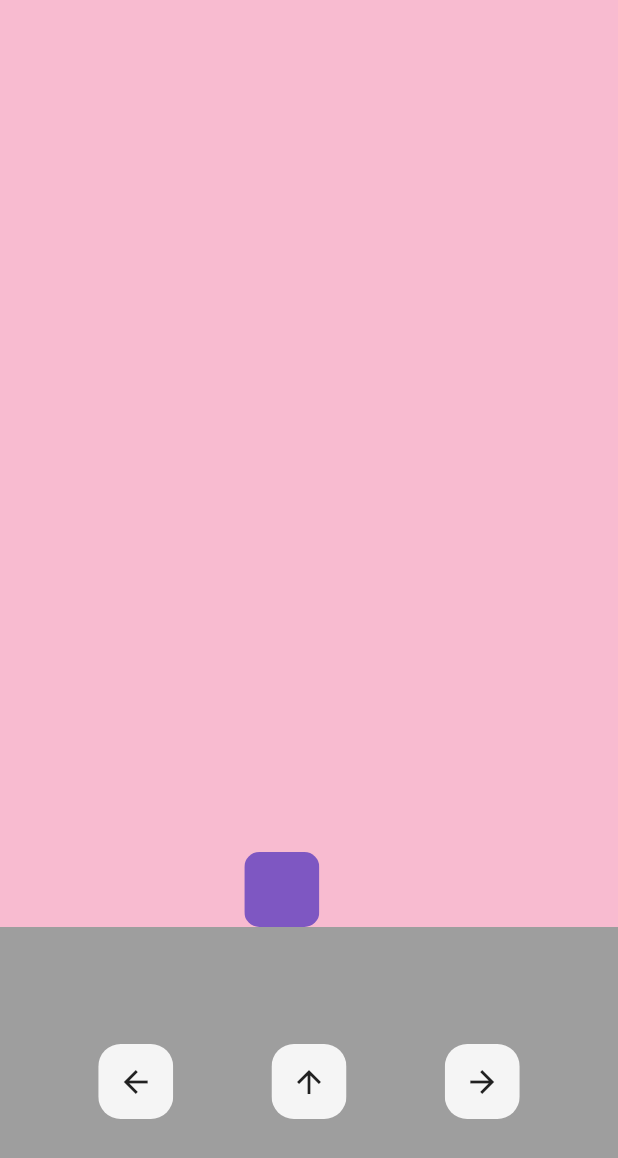
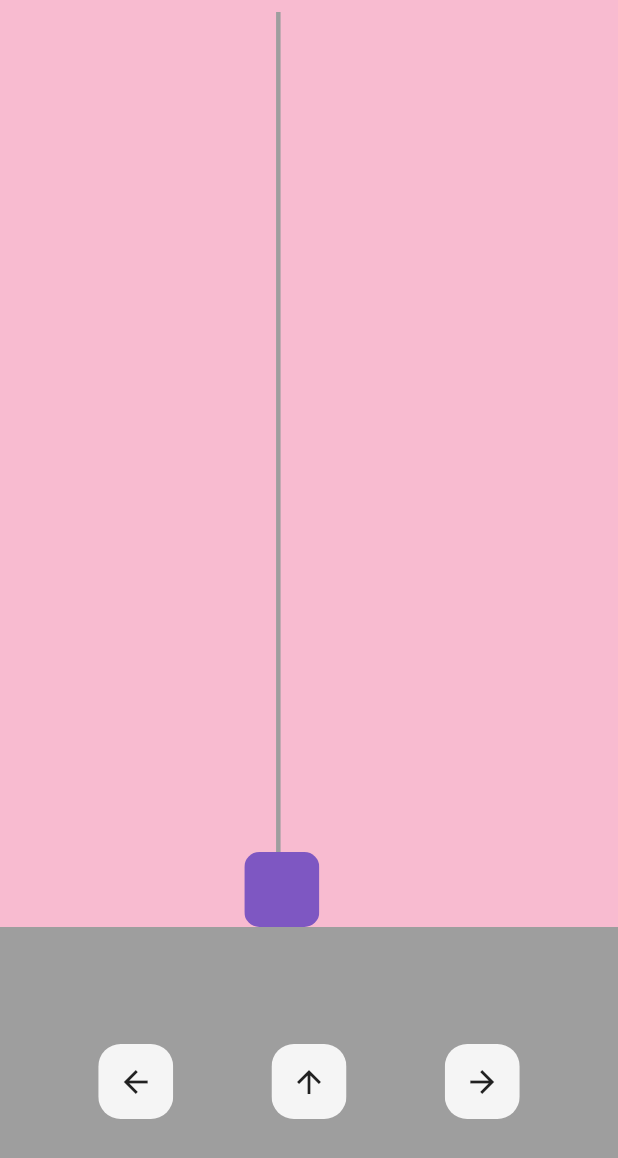
Before and after one commit to patrickkoszewski/bubble_trouble_game, a Flutter app: the screen it shows after launch, after a tap on the "arrow upward" icon, on a phone screen of 412 x 824 dp. Shown: the top 1158 px of the screen. Run offline on Flutter 3.47's test engine with Material 2 defaults, Android fonts, the light colour scheme and no system bars.

Commit message:
Add fireMissile functionality

```diff
--- a/lib/homepage.dart
+++ b/lib/homepage.dart
@@ -1,3 +1,5 @@
+import 'dart:async';
+
 import 'package:bubble_trouble_game/button.dart';
 import 'package:bubble_trouble_game/player.dart';
 import 'package:flutter/material.dart';
@@ -12,7 +14,12 @@ class HomePage extends StatefulWidget {
 
 class _HomePageState extends State<HomePage> {
   // player variables
-  double playerX = 0;
+  static double playerX = 0;
+
+  //missile variables
+  double missileX = playerX;
+  double missileY = 1;
+  double missileHeight = 10;
 
   // zapis playerX -= 0.1; == playerX = playerX - 0.1;
   // to not go of screen
@@ -23,6 +30,7 @@ class _HomePageState extends State<HomePage> {
       } else {
         playerX -= 0.1;
       }
+      missileX = playerX;
     });
   }
 
@@ -33,10 +41,29 @@ class _HomePageState extends State<HomePage> {
       } else {
         playerX += 0.1;
       }
+      missileX = playerX;
     });
   }
 
-  void fireMissile() {}
+  // 3/4 ponieważ różowa część ekranu jest ustawiona na flex:3
+  void fireMissile() {
+    Timer.periodic(Duration(milliseconds: 20), (timer) {
+      if (missileHeight > MediaQuery.of(context).size.height * 3 / 4) {
+        //stop missile
+        resetMissile();
+        timer.cancel();
+      } else {
+        setState(() {
+          missileHeight += 10;
+        });
+      }
+    });
+  }
+
+  void resetMissile() {
+    missileX = playerX;
+    missileHeight = 10;
+  }
 
   @override
   Widget build(BuildContext context) {
@@ -63,10 +90,18 @@ class _HomePageState extends State<HomePage> {
               child: Center(
                 child: Stack(
                   children: [
+                    Container(
+                      alignment: Alignment(missileX, missileY),
+                      child: Container(
+                        width: 3,
+                        height: missileHeight,
+                        color: Colors.grey,
+                      ),
+                    ),
                     MyPlayer(
                       //przekazanie parametru playerX z homepage.dart do player.dart
                       playerX: playerX,
-                    )
+                    ),
                   ],
                 ),
               ),
```
